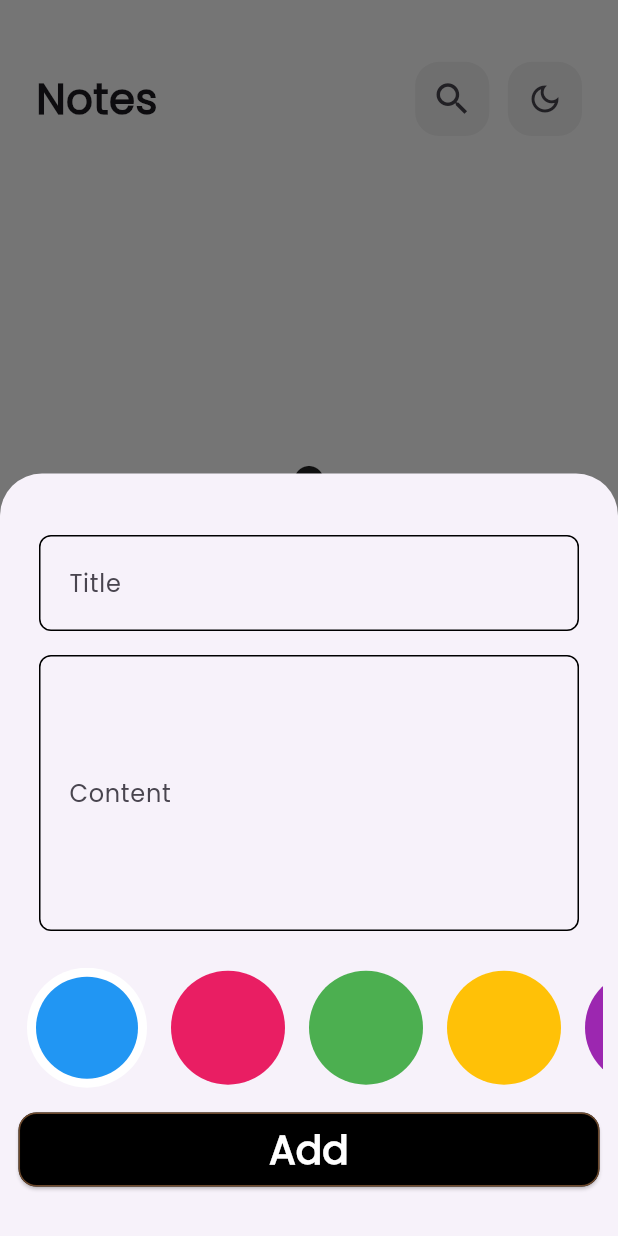
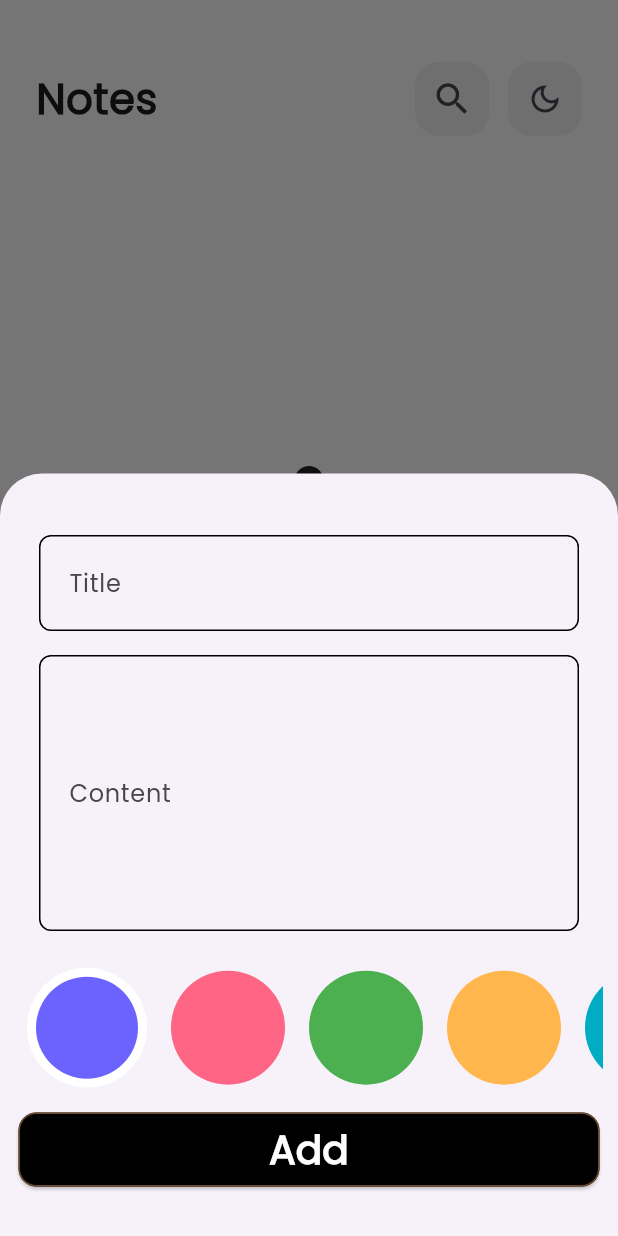
Before and after one commit to OmarGamalDev/notes-app, a Flutter app: the screen it shows after launch, after a tap on the "light mode" icon, after a tap on the "add" icon, on a phone screen of 412 x 824 dp. Run offline on Flutter 3.47's test engine with Material 3 defaults, Android fonts, the phone set to English and light mode, and no system bars; our stand-ins replace flutter_bloc, font_awesome_flutter, hive, hive_flutter; accounts and stored records are empty.

Commit message:
feat: integrate color selection in note creation and editing; update AddNotesCubit and enhance EditNoteViewBody with ColorsListView

```diff
--- a/lib/features/notes/presentation/cubit/add notes/add_notes_cubit.dart
+++ b/lib/features/notes/presentation/cubit/add notes/add_notes_cubit.dart
@@ -1,3 +1,5 @@
+import 'dart:ui';
+
 import 'package:flutter_bloc/flutter_bloc.dart';
 import 'package:hive/hive.dart';
 import 'package:notes_app/features/notes/data/models/note_model.dart';
@@ -6,7 +8,9 @@ part 'add_notes_state.dart';
 
 class AddNotesCubit extends Cubit<AddNotesState> {
   AddNotesCubit() : super(AddNotesInitial());
+  Color color=const Color(0xFF2196F3);
   addNote(NoteModel note) async {
+    note.color = color.value;
     try {
       emit(AddNotesLoading());
       var notesBox = Hive.box<NoteModel>('notes_box');
--- a/lib/features/notes/presentation/views/widgets/colors_list_view.dart
+++ b/lib/features/notes/presentation/views/widgets/colors_list_view.dart
@@ -1,4 +1,6 @@
 import 'package:flutter/material.dart';
+import 'package:flutter_bloc/flutter_bloc.dart';
+import 'package:notes_app/features/notes/presentation/cubit/add%20notes/add_notes_cubit.dart';
 
 class ColorItem extends StatelessWidget {
   const ColorItem({super.key, required this.isSelected, required this.color});
@@ -32,13 +34,12 @@ class ColorsListView extends StatefulWidget {
 class _ColorsListViewState extends State<ColorsListView> {
   int currentIndex = 0;
   List<Color> colors = [
-    const Color(0xFF2196F3),
-    const Color(0xFFE91E63),
+    const Color(0xFF6C63FF),
+    const Color(0xFFFF6584),
     const Color(0xFF4CAF50),
-    const Color(0xFFFFC107),
-    const Color(0xFF9C27B0),
-    const Color(0xFF00BCD4),
-    const Color(0xFFFF5722),
+    const Color(0xFFFFB74D),
+    const Color(0xFF00ACC1),
+    const Color(0xFFAB47BC),
   ];
 
   @override
@@ -56,6 +57,8 @@ class _ColorsListViewState extends State<ColorsListView> {
                 setState(() {
                   currentIndex = index;
                 });
+                BlocProvider.of<AddNotesCubit>(context).color =
+                    colors[currentIndex];
               },
               child: ColorItem(
                 isSelected: currentIndex == index,
```
Also changed, not shown: lib/features/notes/presentation/views/widgets/edit_note_view_body.dart (+7 -0 lines).
